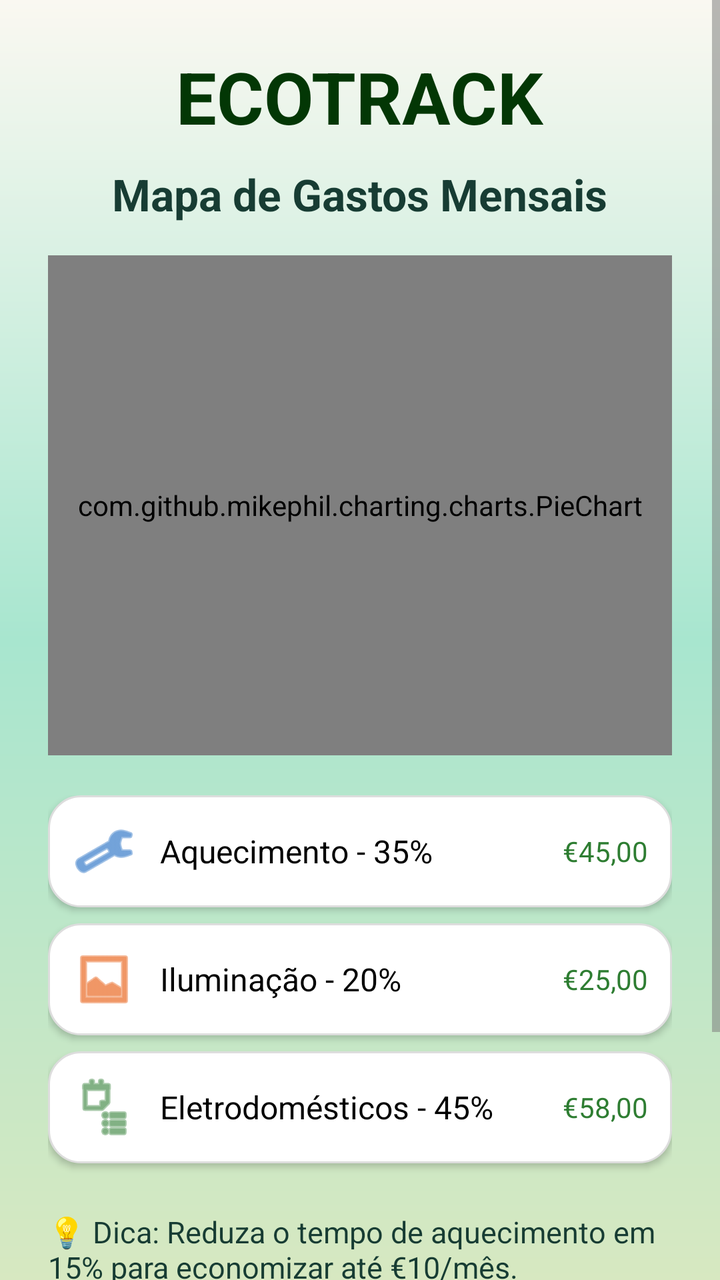
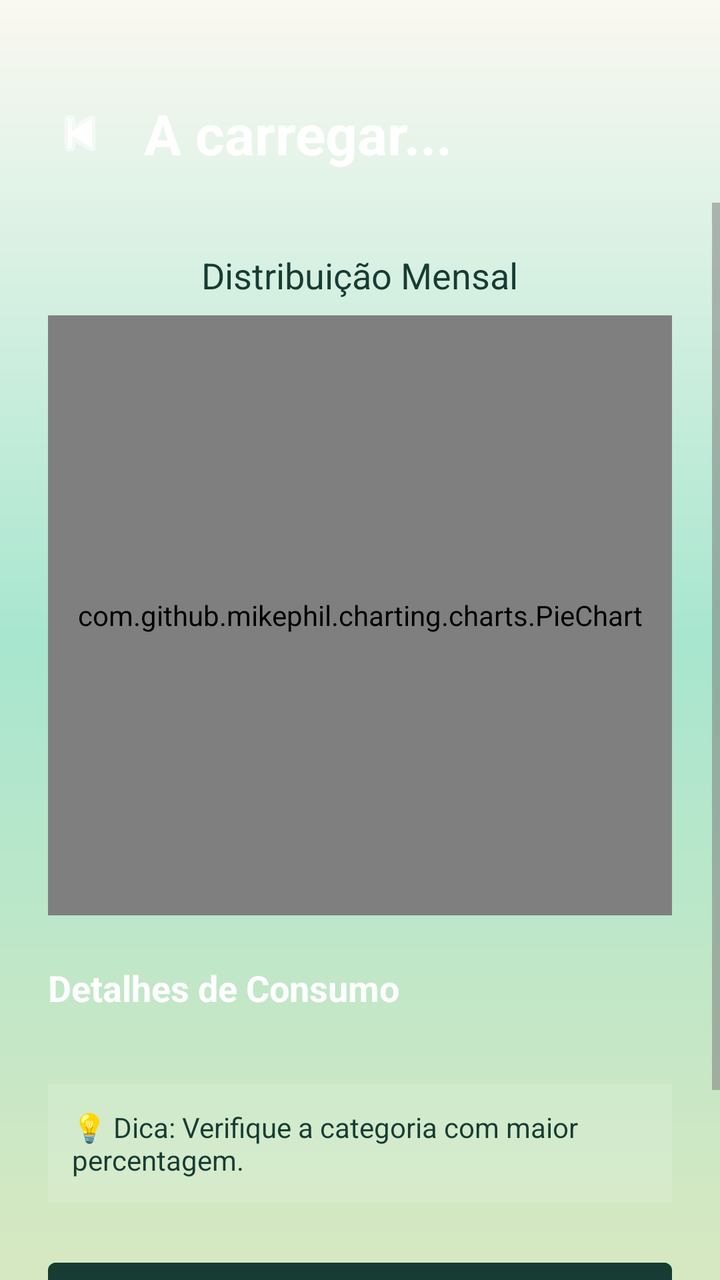

Screens rendered from an Android XML layout before and after an edit, with the pre-edit source and the edit as a unified diff.
<!-- AndroidManifest.xml: application theme Theme.EcoTrack -->
<!-- res/layout/activity_mapa_gastos.xml -->
<?xml version="1.0" encoding="utf-8"?>
<ScrollView xmlns:android="http://schemas.android.com/apk/res/android"
    xmlns:app="http://schemas.android.com/apk/res-auto"
    xmlns:tools="http://schemas.android.com/tools"
    android:layout_width="match_parent"
    android:layout_height="match_parent"
    android:background="@drawable/gradient_verde"
    tools:context=".MapaGastosActivity">

    <LinearLayout
        android:layout_width="match_parent"
        android:layout_height="wrap_content"
        android:orientation="vertical"
        android:gravity="center_horizontal"
        android:padding="24dp">

        
        <TextView
            android:id="@+id/tvTitulo"
            android:layout_width="wrap_content"
            android:layout_height="wrap_content"
            android:text="ECOTRACK"
            android:textColor="@color/green"
            android:textSize="36sp"
            android:textStyle="bold"
            android:layout_marginBottom="10dp"/>

        <TextView
            android:layout_width="wrap_content"
            android:layout_height="wrap_content"
            android:text="Mapa de Gastos Mensais"
            android:textSize="22sp"
            android:textStyle="bold"
            android:textColor="@color/onMint"
            android:layout_marginBottom="16dp"/>

        
        <com.github.mikephil.charting.charts.PieChart
            android:id="@+id/pieChart"
            android:layout_width="match_parent"
            android:layout_height="250dp"
            android:layout_marginBottom="20dp"/>

        
        <LinearLayout
            android:layout_width="match_parent"
            android:layout_height="wrap_content"
            android:orientation="vertical">

            
            <LinearLayout
                android:layout_width="match_parent"
                android:layout_height="wrap_content"
                android:orientation="horizontal"
                android:padding="12dp"
                android:background="@drawable/card_background_white"
                android:elevation="2dp"
                android:layout_marginBottom="8dp"
                android:gravity="center_vertical">

                <ImageView
                    android:layout_width="32dp"
                    android:layout_height="32dp"
                    android:src="@android:drawable/ic_menu_manage"
                    android:tint="#1565C0"
                    android:layout_marginEnd="12dp"/>

                <TextView
                    android:layout_width="0dp"
                    android:layout_height="wrap_content"
                    android:layout_weight="1"
                    android:text="Aquecimento - 35%"
                    android:textSize="16sp"
                    android:textColor="#000000"/>

                <TextView
                    android:layout_width="wrap_content"
                    android:layout_height="wrap_content"
                    android:text="€45,00"
                    android:textSize="14sp"
                    android:textColor="#2E7D32"/>
            </LinearLayout>

            
            <LinearLayout
                android:layout_width="match_parent"
                android:layout_height="wrap_content"
                android:orientation="horizontal"
                android:padding="12dp"
                android:background="@drawable/card_background_white"
                android:elevation="2dp"
                android:layout_marginBottom="8dp"
                android:gravity="center_vertical">

                <ImageView
                    android:layout_width="32dp"
                    android:layout_height="32dp"
                    android:src="@android:drawable/ic_menu_gallery"
                    android:tint="#E65100"
                    android:layout_marginEnd="12dp"/>

                <TextView
                    android:layout_width="0dp"
                    android:layout_height="wrap_content"
                    android:layout_weight="1"
                    android:text="Iluminação - 20%"
                    android:textSize="16sp"
                    android:textColor="#000000"/>

                <TextView
                    android:layout_width="wrap_content"
                    android:layout_height="wrap_content"
                    android:text="€25,00"
                    android:textSize="14sp"
                    android:textColor="#2E7D32"/>
            </LinearLayout>

            
            <LinearLayout
                android:layout_width="match_parent"
                android:layout_height="wrap_content"
                android:orientation="horizontal"
                android:padding="12dp"
                android:background="@drawable/card_background_white"
                android:elevation="2dp"
                android:layout_marginBottom="8dp"
                android:gravity="center_vertical">

                <ImageView
                    android:layout_width="32dp"
                    android:layout_height="32dp"
                    android:src="@android:drawable/ic_menu_agenda"
                    android:tint="#2E7D32"
                    android:layout_marginEnd="12dp"/>

                <TextView
                    android:layout_width="0dp"
                    android:layout_height="wrap_content"
                    android:layout_weight="1"
                    android:text="Eletrodomésticos - 45%"
                    android:textSize="16sp"
                    android:textColor="#000000"/>

                <TextView
                    android:layout_width="wrap_content"
                    android:layout_height="wrap_content"
                    android:text="€58,00"
                    android:textSize="14sp"
                    android:textColor="#2E7D32"/>
            </LinearLayout>
        </LinearLayout>

        
        <TextView
            android:id="@+id/tvSugestao"
            android:layout_width="wrap_content"
            android:layout_height="wrap_content"
            android:text="💡 Dica: Reduza o tempo de aquecimento em 15% para economizar até €10/mês."
            android:textSize="15sp"
            android:textColor="@color/onMint"
            android:layout_marginTop="16dp"
            android:layout_marginBottom="20dp"/>

        
        <Button
            android:id="@+id/btnSimular"
            android:layout_width="match_parent"
            android:layout_height="wrap_content"
            android:text="Simular Redução de Consumo"
            android:backgroundTint="@color/onMint"
            android:textColor="@color/pastel_whitewarm"
            android:textStyle="bold"
            android:layout_marginBottom="10dp"/>

        <Button
            android:id="@+id/btnVoltarMenu"
            android:layout_width="match_parent"
            android:layout_height="wrap_content"
            android:text="Voltar ao Menu"
            android:backgroundTint="@color/onMint"
            android:textColor="@color/pastel_whitewarm"
            android:textStyle="bold" />

    </LinearLayout>
</ScrollView>
<!-- resources referenced by this layout -->
<resources>
  <color name="green">#033705</color>
  <color name="onMint">#173C33</color>
  <color name="pastel_whitewarm">#FAF8F1</color>
  <!-- drawable card_background_white (drawable) -->
  <?xml version="1.0" encoding="utf-8"?>
  <shape xmlns:android="http://schemas.android.com/apk/res/android"
      android:shape="rectangle">
      <solid android:color="#FFFFFF" />
      <corners android:radius="16dp" />
      <padding
          android:left="8dp"
          android:top="8dp"
          android:right="8dp"
          android:bottom="8dp" />
      <stroke
          android:width="1dp"
          android:color="#DDDDDD" />
  </shape>
  <!-- drawable gradient_verde (drawable) -->
  <shape xmlns:android="http://schemas.android.com/apk/res/android">
      <gradient
          android:startColor="@color/pastel_lightgreen"
          android:centerColor="@color/mint_start"
          android:endColor="@color/pastel_whitewarm"
          android:angle="90" />
  
      <corners android:radius="0dp" />
  </shape>
  <style name="Theme.EcoTrack" parent="Theme.MaterialComponents.Light.NoActionBar">
          
          <item name="colorPrimary">@color/colorPrimary</item>
          <item name="colorOnPrimary">@color/colorOnPrimary</item>
          <item name="colorSecondary">@color/colorSecondary</item>
          <item name="colorOnSecondary">@color/colorOnSecondary</item>
  
          
          <item name="colorOnBackground">@color/background_beige</item>
          <item name="colorSurface">@color/colorSurface</item>
          <item name="colorOnSurface">@color/colorOnSurface</item>
          <item name="android:windowBackground">@color/background_beige</item>
  
          
          <item name="colorPrimaryContainer">@color/colorPrimaryContainer</item>
          <item name="colorOnPrimaryContainer">@color/colorOnPrimaryContainer</item>
          <item name="colorSecondaryContainer">@color/colorSecondaryContainer</item>
          <item name="colorOnSecondaryContainer">@color/colorOnSecondaryContainer</item>
  
          
          <item name="colorError">@color/colorError</item>
          <item name="colorOnError">@color/colorOnError</item>
          <item name="colorErrorContainer">@color/colorErrorContainer</item>
          <item name="colorOnErrorContainer">@color/colorOnErrorContainer</item>
  
          
          <item name="colorOutline">@color/colorOutline</item>
  
          
          <item name="android:textColorPrimary">@color/text_primary</item>
          <item name="android:textColorSecondary">@color/text_secondary</item>
  
          
          <item name="android:statusBarColor">@color/colorPrimary</item>
          <item name="android:navigationBarColor">@color/background_beige</item>
      </style>
  <color name="pastel_lightgreen">#D7E8C1</color>
  <color name="mint_start">#A8E6CF</color>
  <color name="colorPrimary">#2E7D5B</color>
  <color name="colorOnPrimary">#FFFFFF</color>
  <color name="colorSecondary">#52644F</color>
  <color name="colorOnSecondary">#FFFFFF</color>
  <color name="background_beige">#FFFDF8</color>
  <color name="colorSurface">#FAF7F2</color>
  <color name="colorOnSurface">#3B3A37</color>
  <color name="colorPrimaryContainer">#BFE3CF</color>
  <color name="colorOnPrimaryContainer">#1A3B2C</color>
  <color name="colorSecondaryContainer">#D5E8D7</color>
  <color name="colorOnSecondaryContainer">#1F352F</color>
  <color name="colorError">#B3261E</color>
  <color name="colorOnError">#FFFFFF</color>
  <color name="colorErrorContainer">#F9DEDC</color>
  <color name="colorOnErrorContainer">#410E0B</color>
  <color name="colorOutline">#D8D2C8</color>
  <color name="text_primary">#2E2E2E</color>
  <color name="text_secondary">#7A7A7A</color>
</resources>

<!-- the commit's change to res/layout/activity_mapa_gastos.xml (unified diff, before → after) -->
@@ -1,185 +1,134 @@
 <?xml version="1.0" encoding="utf-8"?>
-<ScrollView xmlns:android="http://schemas.android.com/apk/res/android"
+<androidx.constraintlayout.widget.ConstraintLayout xmlns:android="http://schemas.android.com/apk/res/android"
     xmlns:app="http://schemas.android.com/apk/res-auto"
     xmlns:tools="http://schemas.android.com/tools"
     android:layout_width="match_parent"
     android:layout_height="match_parent"
     android:background="@drawable/gradient_verde"
-    tools:context=".MapaGastosActivity">
+    tools:context=".MapaGastos">
 
-    <LinearLayout
+    <androidx.constraintlayout.widget.ConstraintLayout
+        android:id="@+id/headerMapa"
         android:layout_width="match_parent"
         android:layout_height="wrap_content"
-        android:orientation="vertical"
-        android:gravity="center_horizontal"
-        android:padding="24dp">
+        android:paddingHorizontal="24dp"
+        android:paddingTop="48dp"
+        android:paddingBottom="16dp"
+        app:layout_constraintTop_toTopOf="parent"
+        app:layout_constraintStart_toStartOf="parent"
+        app:layout_constraintEnd_toEndOf="parent">
 
-        
+        <ImageView
+            android:id="@+id/btnBackArrow"
+            android:layout_width="32dp"
+            android:layout_height="32dp"
+            android:src="@android:drawable/ic_media_previous"
+            app:tint="#FFFFFF"
+            android:contentDescription="Voltar"
+            app:layout_constraintStart_toStartOf="parent"
+            app:layout_constraintTop_toTopOf="@id/tvNomeCasaMapa"
+            app:layout_constraintBottom_toBottomOf="@id/tvNomeCasaMapa" />
+
         <TextView
-            android:id="@+id/tvTitulo"
+            android:id="@+id/tvLabelCategoria"
             android:layout_width="wrap_content"
             android:layout_height="wrap_content"
-            android:text="ECOTRACK"
-            android:textColor="@color/green"
-            android:textSize="36sp"
+            android:text="ANÁLISE DE CUSTOS"
+            android:textSize="12sp"
+            android:textColor="#CCFFFFFF"
+            android:letterSpacing="0.1"
             android:textStyle="bold"
-            android:layout_marginBottom="10dp"/>
+            android:layout_marginBottom="4dp"
+            android:layout_marginStart="16dp"
+            app:layout_constraintStart_toEndOf="@id/btnBackArrow"
+            app:layout_constraintBottom_toTopOf="@id/tvNomeCasaMapa" />
 
         <TextView
+            android:id="@+id/tvNomeCasaMapa"
             android:layout_width="wrap_content"
             android:layout_height="wrap_content"
-            android:text="Mapa de Gastos Mensais"
-            android:textSize="22sp"
+            android:text="A carregar..."
+            android:textSize="28sp"
             android:textStyle="bold"
-            android:textColor="@color/onMint"
-            android:layout_marginBottom="16dp"/>
+            android:textColor="#FFFFFF"
+            android:layout_marginStart="16dp"
+            app:layout_constraintStart_toEndOf="@id/btnBackArrow"
+            app:layout_constraintTop_toTopOf="parent" />
 
-        
-        <com.github.mikephil.charting.charts.PieChart
-            android:id="@+id/pieChart"
-            android:layout_width="match_parent"
-            android:layout_height="250dp"
-            android:layout_marginBottom="20dp"/>
+    </androidx.constraintlayout.widget.ConstraintLayout>
 
-        
+    <ScrollView
+        android:layout_width="match_parent"
+        android:layout_height="0dp"
+        app:layout_constraintTop_toBottomOf="@id/headerMapa"
+        app:layout_constraintBottom_toBottomOf="parent">
+
         <LinearLayout
             android:layout_width="match_parent"
             android:layout_height="wrap_content"
-            android:orientation="vertical">
+            android:orientation="vertical"
+            android:gravity="center_horizontal"
+            android:padding="24dp">
 
-            
-            <LinearLayout
+            <TextView
+                android:layout_width="wrap_content"
+                android:layout_height="wrap_content"
+                android:text="Distribuição Mensal"
+                android:textSize="18sp"
+                android:textColor="@color/onMint"
+                android:layout_marginBottom="8dp"/>
+
+            <com.github.mikephil.charting.charts.PieChart
+                android:id="@+id/pieChart"
+                android:layout_width="match_parent"
+                android:layout_height="300dp"
+                android:layout_marginBottom="24dp"/>
+
+            <TextView
                 android:layout_width="match_parent"
                 android:layout_height="wrap_content"
-                android:orientation="horizontal"
-                android:padding="12dp"
-                android:background="@drawable/card_background_white"
-                android:elevation="2dp"
-                android:layout_marginBottom="8dp"
-                android:gravity="center_vertical">
+                android:text="Detalhes de Consumo"
+                android:textColor="#FFFFFF"
+                android:textStyle="bold"
+                android:textSize="18sp"
+                android:layout_marginBottom="12dp"/>
 
-                <ImageView
-                    android:layout_width="32dp"
-                    android:layout_height="32dp"
-                    android:src="@android:drawable/ic_menu_manage"
-                    android:tint="#1565C0"
-                    android:layout_marginEnd="12dp"/>
-
-                <TextView
-                    android:layout_width="0dp"
-                    android:layout_height="wrap_content"
-                    android:layout_weight="1"
-                    android:text="Aquecimento - 35%"
-                    android:textSize="16sp"
-                    android:textColor="#000000"/>
-
-                <TextView
-                    android:layout_width="wrap_content"
-                    android:layout_height="wrap_content"
-                    android:text="€45,00"
-                    android:textSize="14sp"
-                    android:textColor="#2E7D32"/>
-            </LinearLayout>
-
-            
             <LinearLayout
+                android:id="@+id/layoutListaCategorias"
                 android:layout_width="match_parent"
                 android:layout_height="wrap_content"
-                android:orientation="horizontal"
-                android:padding="12dp"
-                android:background="@drawable/card_background_white"
-                android:elevation="2dp"
-                android:layout_marginBottom="8dp"
-                android:gravity="center_vertical">
+                android:orientation="vertical"
+                android:layout_marginBottom="24dp"/>
 
-                <ImageView
-                    android:layout_width="32dp"
-                    android:layout_height="32dp"
-                    android:src="@android:drawable/ic_menu_gallery"
-                    android:tint="#E65100"
-                    android:layout_marginEnd="12dp"/>
-
-                <TextView
-                    android:layout_width="0dp"
-                    android:layout_height="wrap_content"
-                    android:layout_weight="1"
-                    android:text="Iluminação - 20%"
-                    android:textSize="16sp"
-                    android:textColor="#000000"/>
-
-                <TextView
-                    android:layout_width="wrap_content"
-                    android:layout_height="wrap_content"
-                    android:text="€25,00"
-                    android:textSize="14sp"
-                    android:textColor="#2E7D32"/>
-            </LinearLayout>
-
-            
-            <LinearLayout
+            <TextView
+                android:id="@+id/tvSugestao"
                 android:layout_width="match_parent"
                 android:layout_height="wrap_content"
-                android:orientation="horizontal"
+                android:text="💡 Dica: Verifique a categoria com maior percentagem."
+                android:textSize="14sp"
+                android:textColor="@color/onMint"
+                android:background="#20FFFFFF"
                 android:padding="12dp"
-                android:background="@drawable/card_background_white"
-                android:elevation="2dp"
-                android:layout_marginBottom="8dp"
-                android:gravity="center_vertical">
+                android:layout_marginBottom="24dp"/>
 
-                <ImageView
-                    android:layout_width="32dp"
-                    android:layout_height="32dp"
-                    android:src="@android:drawable/ic_menu_agenda"
-                    android:tint="#2E7D32"
-                    android:layout_marginEnd="12dp"/>
+            <Button
+                android:id="@+id/btnSimular"
+                android:layout_width="match_parent"
+                android:layout_height="wrap_content"
+                android:text="Simular Redução"
+                android:backgroundTint="@color/onMint"
+                android:textColor="@color/pastel_whitewarm"
+                android:textStyle="bold"
+                android:layout_marginBottom="10dp"/>
 
-                <TextView
-                    android:layout_width="0dp"
-                    android:layout_height="wrap_content"
-                    android:layout_weight="1"
-                    android:text="Eletrodomésticos - 45%"
-                    android:textSize="16sp"
-                    android:textColor="#000000"/>
+            <Button
+                android:id="@+id/btnVoltarMenu"
+                style="@style/Widget.MaterialComponents.Button.TextButton"
+                android:layout_width="match_parent"
+                android:layout_height="wrap_content"
+                android:text="Voltar ao Menu"
+                android:textColor="@color/pastel_whitewarm" />
 
-                <TextView
-                    android:layout_width="wrap_content"
-                    android:layout_height="wrap_content"
-                    android:text="€58,00"
-                    android:textSize="14sp"
-                    android:textColor="#2E7D32"/>
-            </LinearLayout>
         </LinearLayout>
-
-        
-        <TextView
-            android:id="@+id/tvSugestao"
-            android:layout_width="wrap_content"
-            android:layout_height="wrap_content"
-            android:text="💡 Dica: Reduza o tempo de aquecimento em 15% para economizar até €10/mês."
-            android:textSize="15sp"
-            android:textColor="@color/onMint"
-            android:layout_marginTop="16dp"
-            android:layout_marginBottom="20dp"/>
-
-        
-        <Button
-            android:id="@+id/btnSimular"
-            android:layout_width="match_parent"
-            android:layout_height="wrap_content"
-            android:text="Simular Redução de Consumo"
-            android:backgroundTint="@color/onMint"
-            android:textColor="@color/pastel_whitewarm"
-            android:textStyle="bold"
-            android:layout_marginBottom="10dp"/>
-
-        <Button
-            android:id="@+id/btnVoltarMenu"
-            android:layout_width="match_parent"
-            android:layout_height="wrap_content"
-            android:text="Voltar ao Menu"
-            android:backgroundTint="@color/onMint"
-            android:textColor="@color/pastel_whitewarm"
-            android:textStyle="bold" />
-
-    </LinearLayout>
-</ScrollView>
+    </ScrollView>
+</androidx.constraintlayout.widget.ConstraintLayout>
<!-- resource entries referenced after the edit -->
@@ -1,23 +1,7 @@
 <!-- resources referenced by this layout -->
 <resources>
-  <color name="green">#033705</color>
   <color name="onMint">#173C33</color>
   <color name="pastel_whitewarm">#FAF8F1</color>
-  <!-- drawable card_background_white (drawable) -->
-  <?xml version="1.0" encoding="utf-8"?>
-  <shape xmlns:android="http://schemas.android.com/apk/res/android"
-      android:shape="rectangle">
-      <solid android:color="#FFFFFF" />
-      <corners android:radius="16dp" />
-      <padding
-          android:left="8dp"
-          android:top="8dp"
-          android:right="8dp"
-          android:bottom="8dp" />
-      <stroke
-          android:width="1dp"
-          android:color="#DDDDDD" />
-  </shape>
   <!-- drawable gradient_verde (drawable) -->
   <shape xmlns:android="http://schemas.android.com/apk/res/android">
       <gradient
